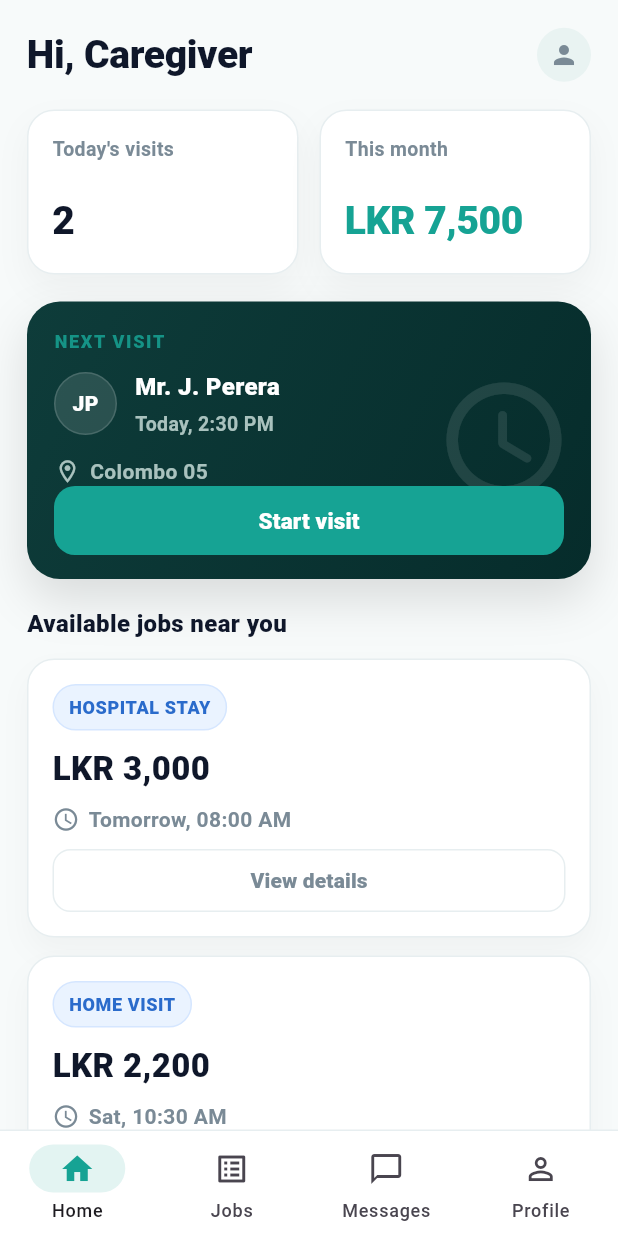
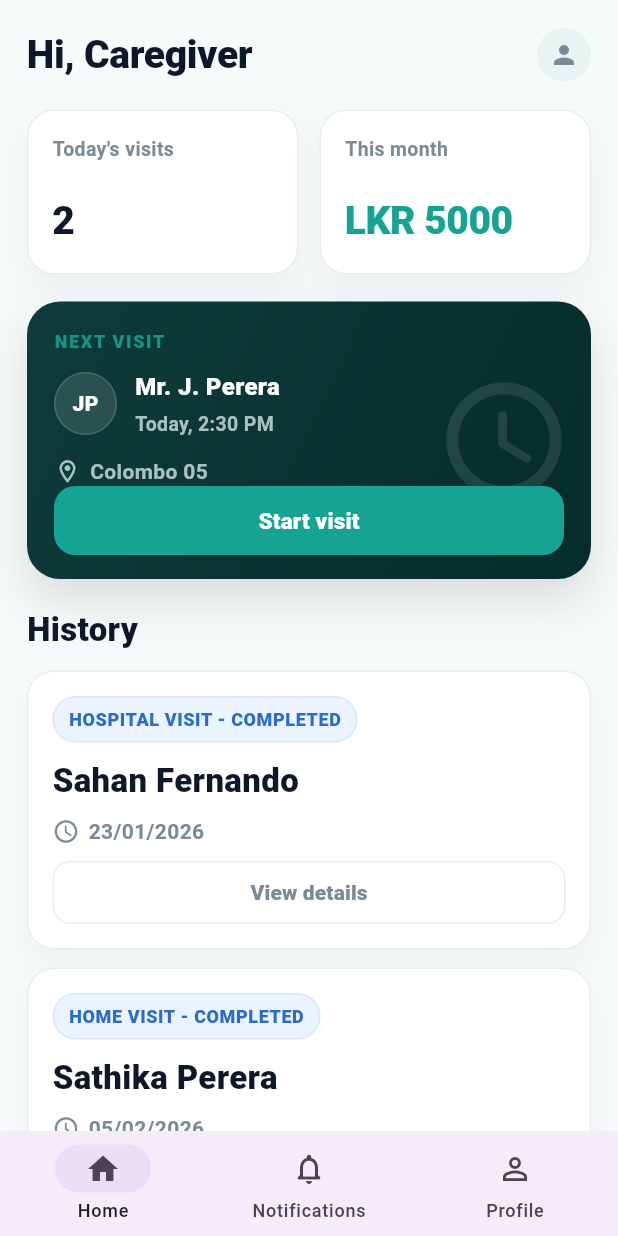
Before and after one commit to FateOrByDesign/CarenestApp, a Flutter app: the CaregiverDashboardPage screen opened by its route, on a phone screen of 412 x 824 dp. Run offline on Flutter 3.47's test engine with Material 3 defaults, Android fonts, the phone set to English and light mode, and no system bars; our stand-ins replace google_fonts, shared_preferences; missing offline and left inert: carenest_mobile; accounts and stored records are empty.

Commit message:
implemented new navbar for caregiver dashboard page

```diff
--- a/Carenest_Frontend/carenest_mobile/lib/screens/caregiver/caregiver_dashboard_page.dart
+++ b/Carenest_Frontend/carenest_mobile/lib/screens/caregiver/caregiver_dashboard_page.dart
@@ -1,16 +1,11 @@
 import 'package:flutter/material.dart';
+import '../../widgets/caregiver_navigationbar_mobile.dart';
 
-class CaregiverDashboardPage extends StatefulWidget {
+class CaregiverDashboardPage extends StatelessWidget {
   const CaregiverDashboardPage({super.key});
 
-  static const routeName = '/caregiver-dashboard';
-
-  @override
-  State<CaregiverDashboardPage> createState() => _CaregiverDashboardPageState();
-}
-
-class _CaregiverDashboardPageState extends State<CaregiverDashboardPage> {
-  int _navIndex = 0;
+  // ✅ MUST match navbar + main.dart
+  static const routeName = '/caregiver/dashboard';
 
   // Colors tuned to match the UI
   static const _bg = Color(0xFFF7FAFA);
@@ -27,7 +22,6 @@ class _CaregiverDashboardPageState extends State<CaregiverDashboardPage> {
         child: ListView(
           padding: const EdgeInsets.fromLTRB(18, 18, 18, 18),
           children: [
-            // Header: "Hi, Kavindu" + avatar
             Row(
               crossAxisAlignment: CrossAxisAlignment.center,
               children: [
@@ -43,8 +37,6 @@ class _CaregiverDashboardPageState extends State<CaregiverDashboardPage> {
                   ),
                 ),
                 const SizedBox(width: 12),
-                // Replace with your real image:
-                // CircleAvatar(backgroundImage: AssetImage('assets/images/avatar.jpg'))
                 const CircleAvatar(
                   radius: 18,
                   backgroundColor: Color(0xFFE9F3F2),
@@ -55,7 +47,6 @@ class _CaregiverDashboardPageState extends State<CaregiverDashboardPage> {
 
             const SizedBox(height: 18),
 
-            // Two stat cards row
             Row(
               children: [
                 Expanded(
@@ -69,7 +60,7 @@ class _CaregiverDashboardPageState extends State<CaregiverDashboardPage> {
                 Expanded(
                   child: _StatCard(
                     title: 'This month',
-                    value: 'LKR 7,500',
+                    value: 'LKR 5000',
                     valueColor: _primary,
                   ),
                 ),
@@ -78,15 +69,14 @@ class _CaregiverDashboardPageState extends State<CaregiverDashboardPage> {
 
             const SizedBox(height: 18),
 
-            // Next Visit dark card
             const _NextVisitCard(),
 
             const SizedBox(height: 18),
 
             const Text(
-              'Available jobs near you',
+              'History',
               style: TextStyle(
-                fontSize: 16,
+                fontSize: 22,
                 fontWeight: FontWeight.w800,
                 color: _textDark,
               ),
@@ -94,62 +84,25 @@ class _CaregiverDashboardPageState extends State<CaregiverDashboardPage> {
 
             const SizedBox(height: 12),
 
-            // Available job card (first item visible in UI)
             const _JobCard(
-              tag: 'HOSPITAL STAY',
-              price: 'LKR 3,000',
-              time: 'Tomorrow, 08:00 AM',
+              tag: 'HOSPITAL VISIT - COMPLETED',
+              price: "Sahan Fernando",
+              time: '23/01/2026',
             ),
 
             const SizedBox(height: 12),
 
-            // Optional second card placeholder (your screenshot shows more below)
             const _JobCard(
-              tag: 'HOME VISIT',
-              price: 'LKR 2,200',
-              time: 'Sat, 10:30 AM',
+              tag: 'HOME VISIT - COMPLETED',
+              price: "Sathika Perera",
+              time: '05/02/2026',
             ),
           ],
         ),
       ),
 
-      // Bottom nav (Home/Jobs/Messages/Profile)
-      bottomNavigationBar: Container(
-        decoration: const BoxDecoration(
-          color: Colors.white,
-          border: Border(top: BorderSide(color: _cardBorder)),
-        ),
-        child: NavigationBar(
-          backgroundColor: Colors.white,
-          elevation: 0,
-          height: 70,
-          selectedIndex: _navIndex,
-          onDestinationSelected: (i) => setState(() => _navIndex = i),
-          indicatorColor: _primary.withOpacity(0.12),
-          destinations: const [
-            NavigationDestination(
-              icon: Icon(Icons.home_outlined),
-              selectedIcon: Icon(Icons.home, color: _primary),
-              label: 'Home',
-            ),
-            NavigationDestination(
-              icon: Icon(Icons.list_alt_outlined),
-              selectedIcon: Icon(Icons.list_alt, color: _primary),
-              label: 'Jobs',
-            ),
-            NavigationDestination(
-              icon: Icon(Icons.chat_bubble_outline),
-              selectedIcon: Icon(Icons.chat_bubble, color: _primary),
-              label: 'Messages',
-            ),
-            NavigationDestination(
-              icon: Icon(Icons.person_outline),
-              selectedIcon: Icon(Icons.person, color: _primary),
-              label: 'Profile',
-            ),
-          ],
-        ),
-      ),
+      // ✅ EASY APPLY: just this line
+      bottomNavigationBar: const CaregiverNavigationBarMobile(currentIndex: 0),
     );
   }
 }
@@ -240,7 +193,6 @@ class _NextVisitCard extends StatelessWidget {
       padding: const EdgeInsets.fromLTRB(18, 18, 18, 16),
       child: Stack(
         children: [
-          // Faint clock icon on the right
           Positioned(
             right: -6,
             top: 28,
@@ -250,7 +202,6 @@ class _NextVisitCard extends StatelessWidget {
               color: Colors.white.withOpacity(0.10),
             ),
           ),
-
           Column(
             crossAxisAlignment: CrossAxisAlignment.start,
             children: [
@@ -263,10 +214,7 @@ class _NextVisitCard extends StatelessWidget {
                   color: _primary.withOpacity(0.85),
                 ),
               ),
-              const SizedBox(
-                height: 10,
-              ), //made a change 14->10 (overflowed by 4.0 pixels)
-
+              const SizedBox(height: 10),
               Row(
                 children: [
                   Container(
@@ -313,9 +261,7 @@ class _NextVisitCard extends StatelessWidget {
                   ),
                 ],
               ),
-
               const SizedBox(height: 12),
-
               Row(
                 children: const [
                   Icon(
@@ -334,10 +280,7 @@ class _NextVisitCard extends StatelessWidget {
                   ),
                 ],
               ),
-
               const Spacer(),
-
-              // Start visit button
               SizedBox(
                 width: double.infinity,
                 height: 46,
@@ -395,7 +338,6 @@ class _JobCard extends StatelessWidget {
       child: Column(
         crossAxisAlignment: CrossAxisAlignment.start,
         children: [
-          // Tag pill
           Container(
             padding: const EdgeInsets.symmetric(horizontal: 10, vertical: 6),
             decoration: BoxDecoration(
@@ -414,7 +356,6 @@ class _JobCard extends StatelessWidget {
             ),
           ),
           const SizedBox(height: 10),
-
           Text(
             price,
             style: const TextStyle(
@@ -424,7 +365,6 @@ class _JobCard extends StatelessWidget {
             ),
           ),
           const SizedBox(height: 8),
-
           Row(
             children: [
               const Icon(Icons.schedule, size: 18, color: _textSoft),
@@ -439,9 +379,7 @@ class _JobCard extends StatelessWidget {
               ),
             ],
           ),
-
-          const SizedBox(height: 10), //4 pixels overflow error 14->10
-          // View details button (outlined)
+          const SizedBox(height: 10),
           SizedBox(
             width: double.infinity,
             height: 42,
@@ -465,4 +403,3 @@ class _JobCard extends StatelessWidget {
     );
   }
 }
-//this page should come first after logging
```
